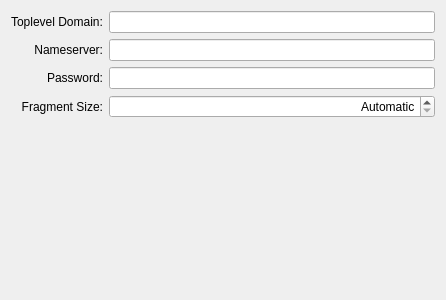
Above: vpn/iodine/iodine.ui from KDE/plasma-nm before the change. Below: the same form after it.
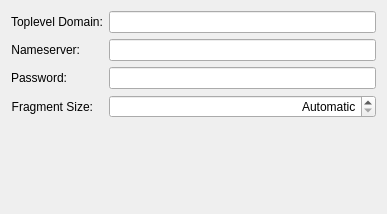
That is the form after the change. Custom widgets are drawn as their Qt base class.

Commit message: VPN plugins: fix broken layout when using password field

```diff
--- a/vpn/iodine/iodine.ui
+++ b/vpn/iodine/iodine.ui
@@ -6,11 +6,11 @@
    <rect>
     <x>0</x>
     <y>0</y>
-    <width>446</width>
-    <height>300</height>
+    <width>387</width>
+    <height>214</height>
    </rect>
   </property>
-  <layout class="QGridLayout" name="gridLayout">
+  <layout class="QFormLayout" name="formLayout">
    <item row="0" column="0">
     <widget class="QLabel" name="lbl_toplevelDomain">
      <property name="text">
```
The commit also changes 6 other files.
